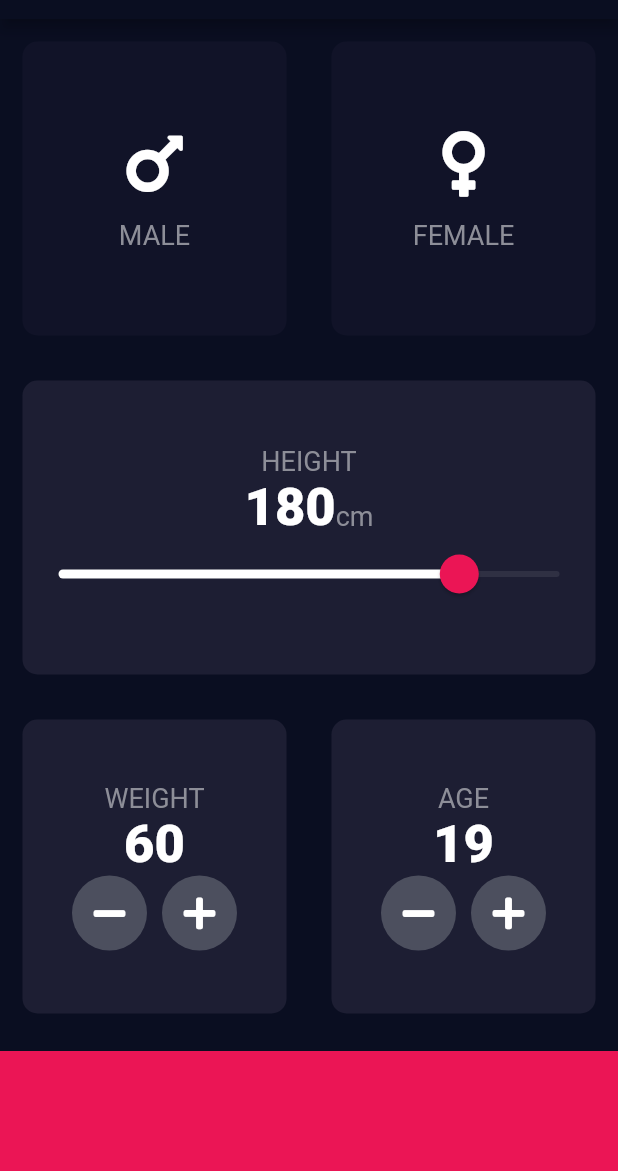
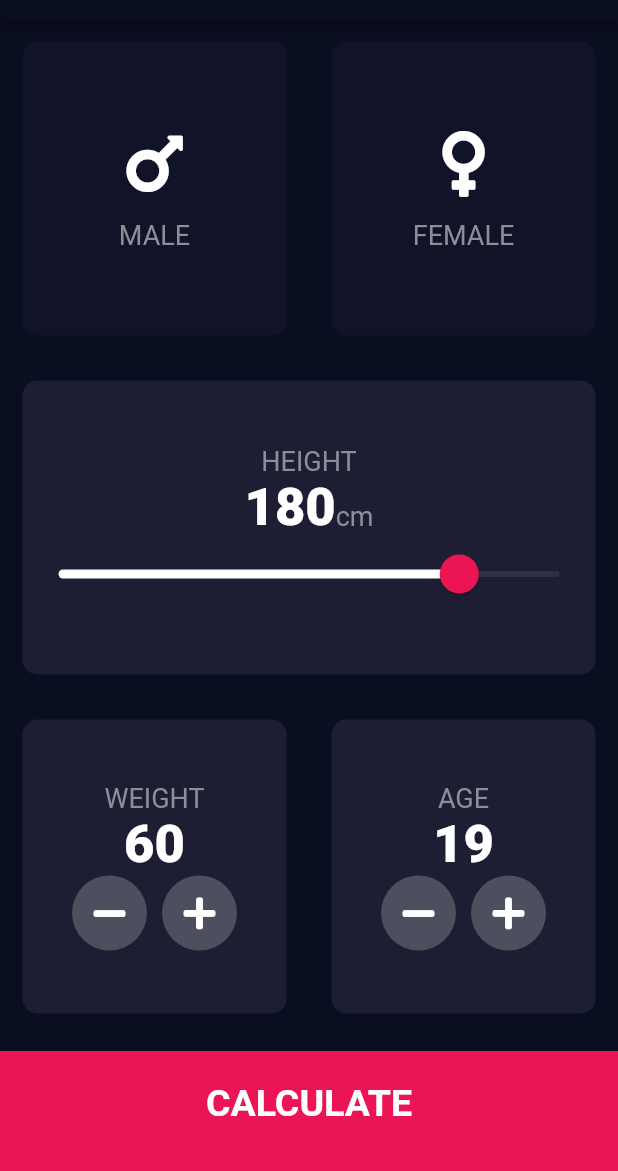
Before and after one commit to yusluv1234/BMI-Calculator, a Flutter app: the screen it shows after launch, on a phone screen of 412 x 824 dp, the part 65-1236 px from its top. Run offline on Flutter 3.47's test engine with Material 2 defaults, Android fonts, the phone set to English and light mode, and no system bars; our stand-ins replace font_awesome_flutter.

Commit message:
adding calculate to home page

```diff
--- a/lib/constants.dart
+++ b/lib/constants.dart
@@ -14,3 +14,8 @@ const kNumbeTextStyle = TextStyle(
   fontSize: 35.0,
   fontWeight: FontWeight.w900,
 );
+
+const kLargeButtonTextStyle = TextStyle(
+  fontSize: 25.0,
+  fontWeight: FontWeight.bold,
+);
--- a/lib/input_page.dart
+++ b/lib/input_page.dart
@@ -1,8 +1,10 @@
+import 'package:bmi_calculator/results_page.dart';
 import 'package:flutter/material.dart';
 import 'package:font_awesome_flutter/font_awesome_flutter.dart';
 
 import 'constants.dart';
 import 'icon_content.dart';
+import 'results_page.dart';
 import 'reuseable_card.dart';
 
 enum Gender {
@@ -209,11 +211,28 @@ class _InputPageState extends State<InputPage> {
               ],
             ),
           ),
-          Container(
-            color: kBottomContainerColor,
-            margin: EdgeInsets.only(top: 10.0),
-            width: double.infinity,
-            height: kBottomContainerHeight,
+          GestureDetector(
+            onTap: () {
+              Navigator.push(
+                context,
+                MaterialPageRoute(
+                  builder: (context) => ResultsPage(),
+                ),
+              );
+            },
+            child: Container(
+              child: Center(
+                child: Text(
+                  'CALCULATE',
+                  style: kLargeButtonTextStyle,
+                ),
+              ),
+              color: kBottomContainerColor,
+              margin: EdgeInsets.only(top: 10.0),
+              padding: EdgeInsets.only(bottom: 10.0),
+              width: double.infinity,
+              height: kBottomContainerHeight,
+            ),
           )
         ],
       ),
```
Also changed, not shown: lib/results_page.dart (added, +13 -0 lines).
